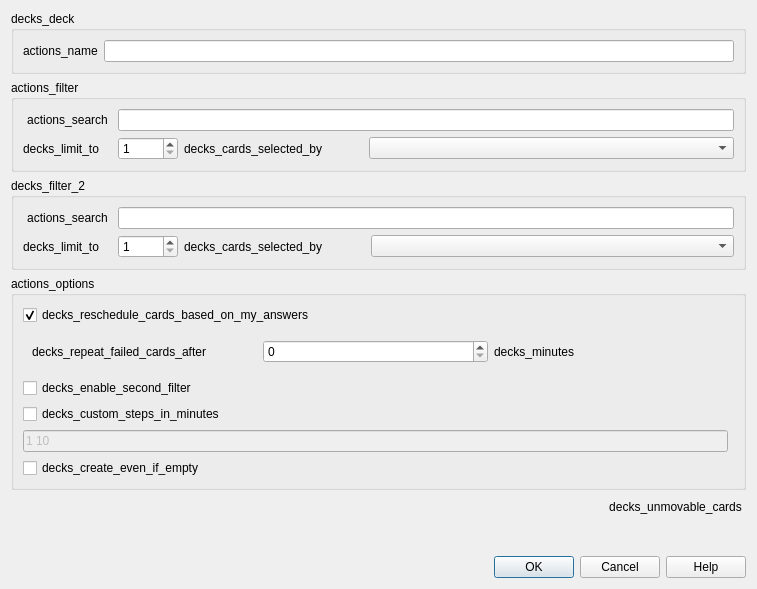
This is qt/aqt/forms/filtered_deck.ui in ankitects/anki as Qt 5 draws it before an edit. The edited form follows.
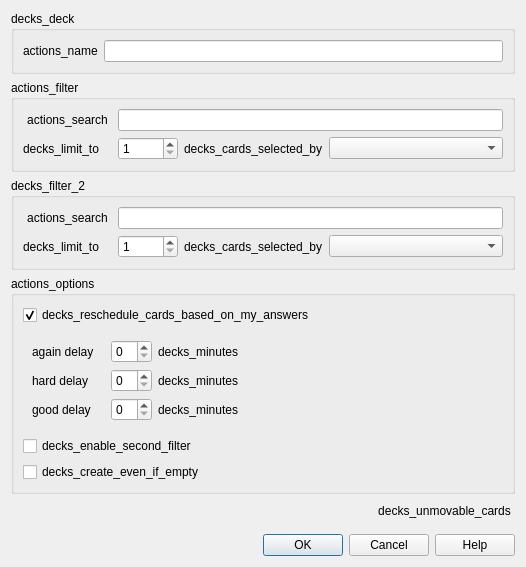
This is the edited form.

Commit message:
Allow user to configure hard/good buttons when rescheduling off
Closes #2858

```diff
--- a/qt/aqt/forms/filtered_deck.ui
+++ b/qt/aqt/forms/filtered_deck.ui
@@ -6,8 +6,8 @@
    <rect>
     <x>0</x>
     <y>0</y>
-    <width>757</width>
-    <height>589</height>
+    <width>526</width>
+    <height>567</height>
    </rect>
   </property>
   <property name="windowTitle">
@@ -217,18 +217,52 @@
       </item>
       <item row="1" column="0">
        <widget class="QWidget" name="previewDelayWidget" native="true">
-        <layout class="QHBoxLayout" name="previewDelayBox">
-         <item>
-          <widget class="QLabel" name="label_7">
+        <layout class="QGridLayout" name="gridLayout_5">
+         <item row="3" column="0">
+          <widget class="QLabel" name="good_delay_label">
            <property name="text">
-            <string>decks_repeat_failed_cards_after</string>
+            <string notr="true">good delay</string>
            </property>
           </widget>
          </item>
-         <item>
-          <widget class="QSpinBox" name="previewDelay"/>
+         <item row="0" column="2">
+          <widget class="QSpinBox" name="preview_again"/>
          </item>
-         <item>
+         <item row="2" column="2">
+          <widget class="QSpinBox" name="preview_hard"/>
+         </item>
+         <item row="0" column="0" colspan="2">
+          <widget class="QLabel" name="again_delay_label">
+           <property name="text">
+            <string notr="true">again delay</string>
+           </property>
+          </widget>
+         </item>
+         <item row="3" column="2">
+          <widget class="QSpinBox" name="preview_good"/>
+         </item>
+         <item row="0" column="3">
+          <widget class="QLabel" name="label_13">
+           <property name="text">
+            <string>decks_minutes</string>
+           </property>
+          </widget>
+         </item>
+         <item row="3" column="3" colspan="2">
+          <widget class="QLabel" name="label_9">
+           <property name="text">
+            <string>decks_minutes</string>
+           </property>
+          </widget>
+         </item>
+         <item row="2" column="0">
+          <widget class="QLabel" name="hard_delay_label">
+           <property name="text">
+            <string notr="true">hard delay</string>
+           </property>
+          </widget>
+         </item>
+         <item row="2" column="3">
           <widget class="QLabel" name="label_8">
            <property name="text">
             <string>decks_minutes</string>
@@ -238,24 +272,7 @@
         </layout>
        </widget>
       </item>
-      <item row="4" column="0">
-       <widget class="QLineEdit" name="steps">
-        <property name="enabled">
-         <bool>false</bool>
-        </property>
-        <property name="text">
-         <string notr="true">1 10</string>
-        </property>
-       </widget>
-      </item>
       <item row="3" column="0" alignment="Qt::AlignLeft">
-       <widget class="QCheckBox" name="stepsOn">
-        <property name="text">
-         <string>decks_custom_steps_in_minutes</string>
-        </property>
-       </widget>
-      </item>
-      <item row="5" column="0" alignment="Qt::AlignLeft">
        <widget class="QCheckBox" name="allow_empty">
         <property name="text">
          <string>decks_create_even_if_empty</string>
```
Left out of the diff: 59 changed lines with no effect on the pictures. The commit also changes 12 other files.
